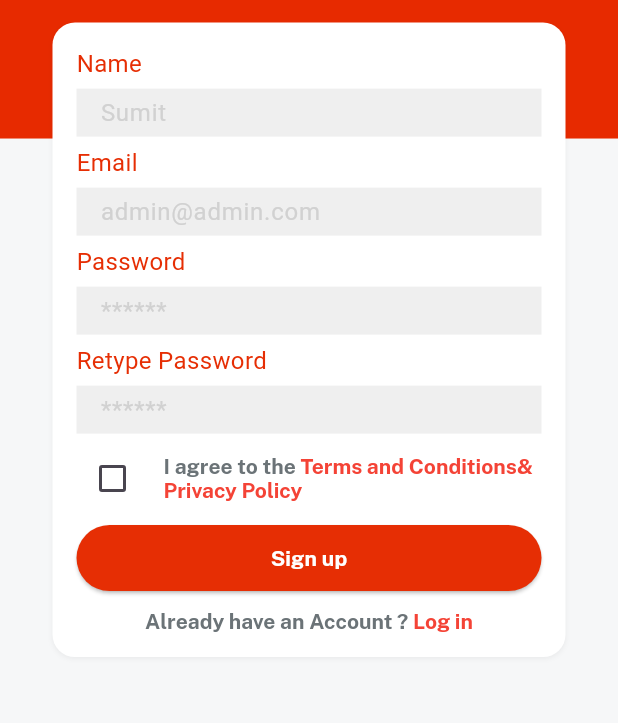
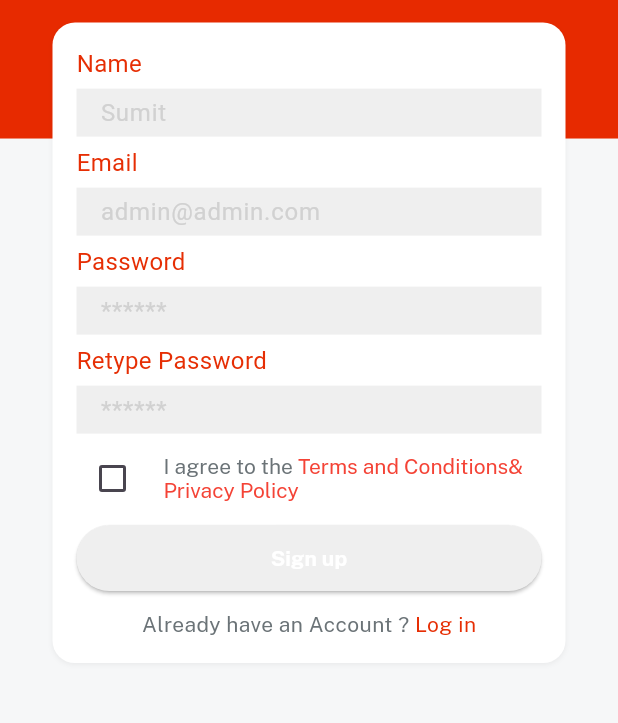
Before and after one commit to sumitsaurabh3/Emart, a Flutter app: the screen it shows after launch, after a tap on "Sign up", on a phone screen of 412 x 824 dp, the part 293-1016 px from its top. Run offline on Flutter 3.47's test engine with Material 3 defaults, Android fonts, the phone set to English and light mode, and no system bars; our stand-ins replace get, velocity_x; Roboto replaces fonts that are missing (sans_semibold).

Commit message:
Home Screen

```diff
--- a/lib/consts/lists.dart
+++ b/lib/consts/lists.dart
@@ -2,3 +2,5 @@ import 'package:emart/consts/images.dart';
 const socialIconList=[
   icFacebookLogo,icGoogleLogo,icTwitterLogo
 ];
+const slidersList=[imgSlider1,imgSlider2,imgSlider3,imgSlider4];
+const secondslidersList=[imgSs1,imgSs2,imgSs3,imgSs4];
--- a/lib/views/login_screen.dart
+++ b/lib/views/login_screen.dart
@@ -1,12 +1,13 @@
 import 'package:emart/consts/consts.dart';
 import 'package:emart/consts/lists.dart';
+import 'package:emart/views/home_screen.dart';
+import 'package:emart/views/home_screen/home.dart';
 import 'package:emart/views/signup_screen.dart';
 import 'package:emart/widgets_common/applogo_widget.dart';
 import 'package:emart/widgets_common/bg_widget.dart';
 import 'package:emart/widgets_common/custom_textfield.dart';
 import 'package:emart/widgets_common/our_button.dart';
 import 'package:get/get.dart';
-import 'package:get/get_core/src/get_main.dart';
 class LoginScreen extends StatelessWidget {
   const LoginScreen({super.key});
 
@@ -31,7 +32,9 @@ class LoginScreen extends StatelessWidget {
                     alignment: Alignment.centerRight,
                       child: TextButton(onPressed: (){}, child: forgetPass.text.fontFamily(bold).make())),
                   5.heightBox,
-                  ourButton(color: redColor,title: login,textColor: whiteColor,onPress: (){}).box.width(context.screenWidth-50).make(),
+                  ourButton(color: redColor,title: login,textColor: whiteColor,onPress: (){
+                    Get.to(()=> const Home());
+                  }).box.width(context.screenWidth-50).make(),
                   5.heightBox,
                   createNewAccount.text.color(fontGrey).fontFamily(bold).make(),
                   5.heightBox,
@@ -49,8 +52,7 @@ class LoginScreen extends StatelessWidget {
                                padding: const EdgeInsets.all(8.0),
                                child: CircleAvatar(
                                  backgroundColor: lightGrey,
-                                 radius: 25,
-                                                      child: Image.asset(socialIconList[index],width: 30,),
+                                 radius: 25, child: Image.asset(socialIconList[index],width: 30,),
                                                     ),
                              )),
 
--- a/lib/views/signup_screen.dart
+++ b/lib/views/signup_screen.dart
@@ -6,9 +6,15 @@ import 'package:emart/widgets_common/custom_textfield.dart';
 import 'package:emart/widgets_common/our_button.dart';
 import 'package:get/get.dart';
 
-class SignupScreen extends StatelessWidget {
+class SignupScreen extends StatefulWidget {
   const SignupScreen({super.key});
 
+  @override
+  State<SignupScreen> createState() => _SignupScreenState();
+}
+
+class _SignupScreenState extends State<SignupScreen> {
+  bool isCheck=false;
   @override
   Widget build(BuildContext context) {
     return bgWidget(
@@ -32,24 +38,28 @@ class SignupScreen extends StatelessWidget {
                     children: [
                       Checkbox(
                           checkColor: redColor,
-                          value: false,
-                          onChanged: (newvalue) {}),
+                          value: isCheck,
+                          onChanged: (newvalue) {
+                            setState(() {
+                              isCheck=newvalue!;
+                            });
+                          }),
                       10.widthBox,
                       Expanded(
                         child: RichText(
                             text: const TextSpan(children: [
                           TextSpan(
                               text: "I agree to the ",
-                              style: TextStyle(fontFamily: bold, color: fontGrey)),
+                              style: TextStyle(fontFamily: regular, color: fontGrey)),
                               TextSpan(
                                   text: "$termAndCond",
-                                  style: TextStyle(fontFamily: bold, color:Colors.red)),
+                                  style: TextStyle(fontFamily:regular, color:Colors.red)),
                               TextSpan(
                                   text: "&",
-                                  style: TextStyle(fontFamily: bold, color: Colors.red)),
+                                  style: TextStyle(fontFamily: regular, color: Colors.red)),
                               TextSpan(
                                   text: " $privacyPolicy",
-                                  style: TextStyle(fontFamily: bold, color: Colors.red))
+                                  style: TextStyle(fontFamily: regular, color: Colors.red))
                         ])
                         ),
                       )
@@ -60,7 +70,7 @@ class SignupScreen extends StatelessWidget {
                   ),
                   5.heightBox,
                   ourButton(
-                          color: redColor,
+                          color:isCheck == true? redColor : lightGrey,
                           title: signup,
                           textColor: whiteColor,
                           onPress: () {})
@@ -69,20 +79,14 @@ class SignupScreen extends StatelessWidget {
                       .make(),
                   10.heightBox,
                   //wrapping into gesture detector of velocity x
-                  RichText(text: TextSpan(
-                    children: [
-                      TextSpan(
-                        text: alreadyAccount,
-                        style: TextStyle(fontFamily: bold,color: fontGrey),
+                  Row(
+                    mainAxisAlignment: MainAxisAlignment.center,
+                    children:[
+                      alreadyAccount.text.color(fontGrey).make(),
+                      login.text.color(redColor).make().onTap(() {
+                        Get.back();
 
-                      ),
-                      TextSpan(
-                        text: login,
-                        style: TextStyle(fontFamily: bold,color: Colors.red),
-
-                      )
-                    ]
-                  )).onTap(() { Get.back();}),
+                      })]),
 
                 ],
               )
```
Also changed, not shown: lib/consts/strings.dart (+9 -0 lines).
